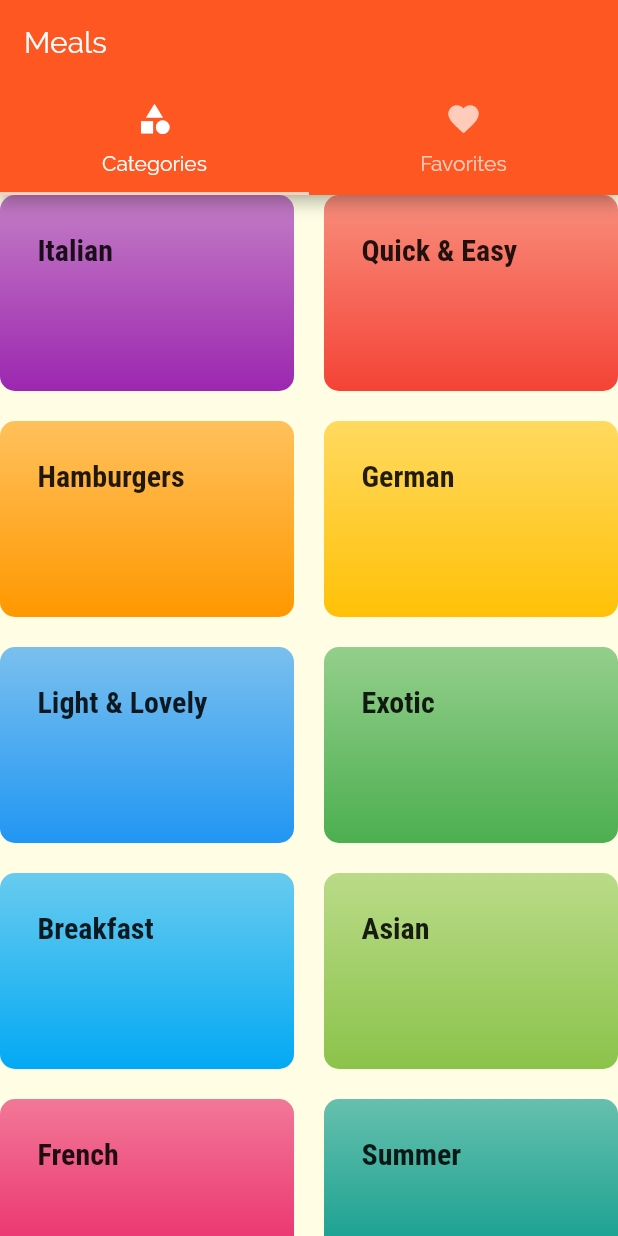
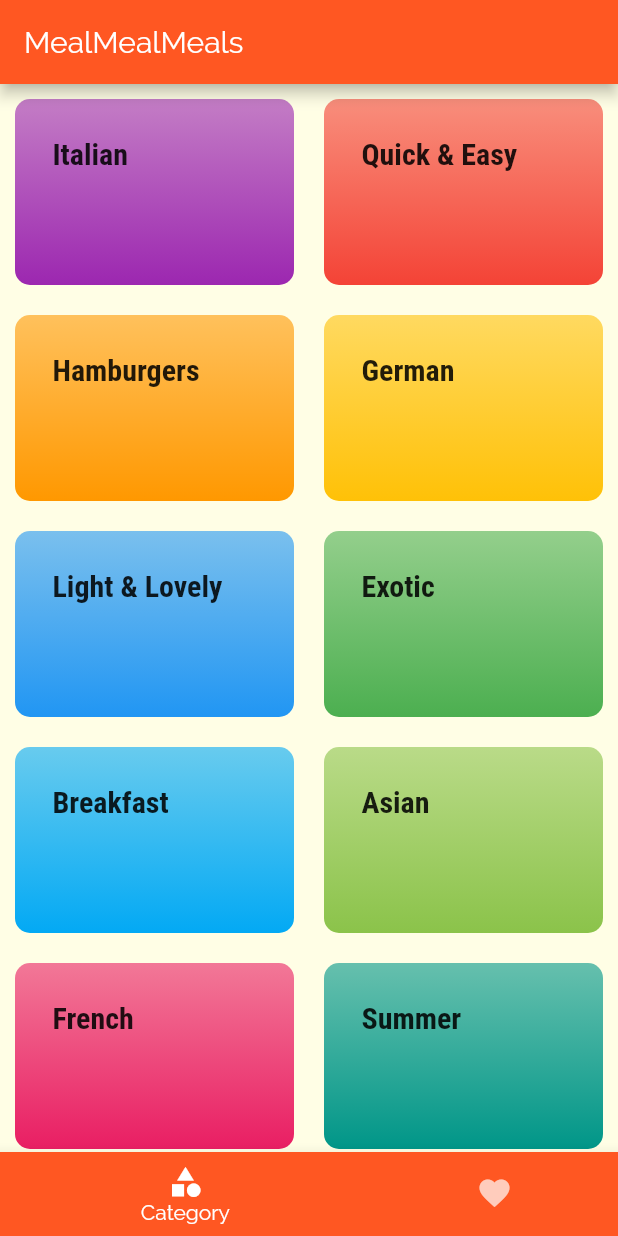
Before and after one commit to gunnerr91/myfavmeal, a Flutter app: the screen it shows after launch, on a phone screen of 412 x 824 dp. Run offline on Flutter 3.47's test engine with Material 2 defaults, Android fonts, the phone set to English and light mode, and no system bars.

```diff
--- a/lib/screens/categories_screen.dart
+++ b/lib/screens/categories_screen.dart
@@ -7,6 +7,7 @@ class CategoriesScreen extends StatelessWidget {
   @override
   Widget build(BuildContext context) {
     return GridView(
+      padding: EdgeInsets.all(10),
       children: DUMMY_CATEGORIES.map((e) {
         return CategoryItem(e.id, e.title, e.color);
       }).toList(),
--- a/lib/screens/tabs_screen.dart
+++ b/lib/screens/tabs_screen.dart
@@ -8,34 +8,75 @@ class TabsScreen extends StatefulWidget {
 }
 
 class _TabsScreenState extends State<TabsScreen> {
+  final List<Map<String, dynamic>> _pages = [
+    {"page": CategoriesScreen(), "title": "MealMealMeals"},
+    {"page": FavoriteScreen(), "title": "MyFavMeal"}
+  ];
+  int _selectedPageIndex = 0;
   @override
   Widget build(BuildContext context) {
-    return DefaultTabController(
-      length: 2,
-      child: Scaffold(
-        appBar: AppBar(
-          title: Text("Meals"),
-          bottom: TabBar(
-            indicatorColor: Colors.white70,
-            tabs: <Widget>[
-              Tab(
-                icon: Icon(Icons.category),
-                text: 'Categories',
-              ),
-              Tab(
-                icon: Icon(Icons.favorite),
-                text: 'Favorites',
-              ),
-            ],
+    return Scaffold(
+      appBar: AppBar(
+        title: Text(_pages[_selectedPageIndex]["title"]),
+      ),
+      body: _pages[_selectedPageIndex]["page"],
+      bottomNavigationBar: BottomNavigationBar(
+        backgroundColor: Theme.of(context).primaryColor,
+        unselectedItemColor: Theme.of(context).primaryColorLight,
+        selectedItemColor: Colors.white,
+        currentIndex: _selectedPageIndex,
+        onTap: (index) {
+          setState(() {
+            _selectedPageIndex = index;
+          });
+        },
+        type: BottomNavigationBarType.shifting,
+        items: <BottomNavigationBarItem>[
+          BottomNavigationBarItem(
+            backgroundColor: Theme.of(context).primaryColor,
+            icon: Icon(Icons.category),
+            title: Text("Category"),
           ),
-        ),
-        body: TabBarView(
-          children: <Widget>[
-            CategoriesScreen(),
-            FavoriteScreen(),
-          ],
-        ),
+          BottomNavigationBarItem(
+            backgroundColor: Theme.of(context).primaryColor,
+            icon: Icon(Icons.favorite),
+            title: Text("Favorites"),
+          ),
+        ],
       ),
     );
   }
 }
+
+// class _TabsScreenState extends State<TabsScreen> {
+//   @override
+//   Widget build(BuildContext context) {
+//     return DefaultTabController(
+//       length: 2,
+//       child: Scaffold(
+//         appBar: AppBar(
+//           title: Text("Meals"),
+//           bottom: TabBar(
+//             indicatorColor: Colors.white70,
+//             tabs: <Widget>[
+//               Tab(
+//                 icon: Icon(Icons.category),
+//                 text: 'Categories',
+//               ),
+//               Tab(
+//                 icon: Icon(Icons.favorite),
+//                 text: 'Favorites',
+//               ),
+//             ],
+//           ),
+//         ),
+//         body: TabBarView(
+//           children: <Widget>[
+//             CategoriesScreen(),
+//             FavoriteScreen(),
+//           ],
+//         ),
+//       ),
+//     );
+//   }
+// }
```
